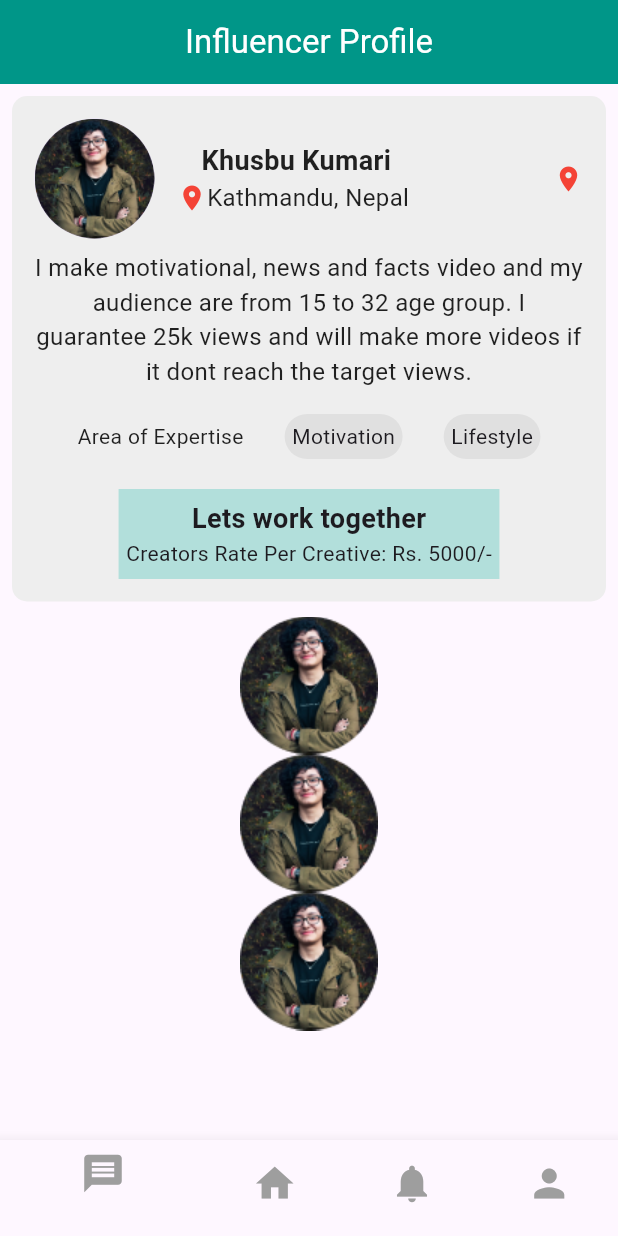
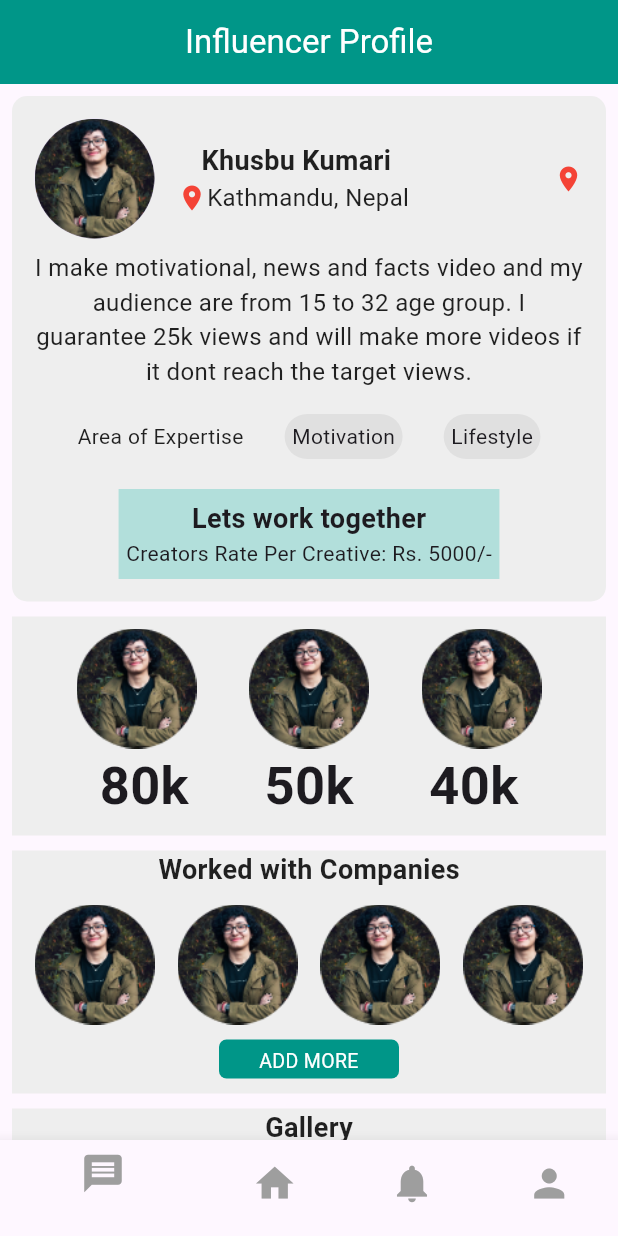
Before and after one commit to KhusbuJays01/TrendMasterApp, a Flutter app: the screen it shows after launch, on a phone screen of 412 x 824 dp. Run offline on Flutter 3.47's test engine with Material 3 defaults, Android fonts, the phone set to English and light mode, and no system bars; our stand-ins replace google_fonts.

Commit message:
influencer profile gallery draft completed

```diff
--- a/lib/pages/influencer_profile_page.dart
+++ b/lib/pages/influencer_profile_page.dart
@@ -159,16 +159,142 @@ class InfluencerProfile extends StatelessWidget {
               SizedBox(height: 10),
 
               //Social Media Details Section
-              Column(
-                crossAxisAlignment: CrossAxisAlignment.start,
-                children: [
-                  Image.asset('assets/images/profile.png'),
-                  Image.asset('assets/images/profile.png'),
-                  Image.asset('assets/images/profile.png'),
-                ],
+              Container(
+                color: Colors.grey.shade200,
+
+                child: Padding(
+                  padding: const EdgeInsets.all(8.0),
+                  child: Column(
+
+                    children: [
+                      Row(
+                        mainAxisAlignment: MainAxisAlignment.spaceEvenly,
+                        crossAxisAlignment: CrossAxisAlignment.center,
+                        children: [
+                          Image.asset('assets/images/profile.png',height: 80, width: 80),
+                          Image.asset('assets/images/profile.png',height: 80, width: 80),
+                          Image.asset('assets/images/profile.png',height: 80, width: 80),
+                        ],
+
+                      ),
+
+                      Row(
+                        mainAxisAlignment: MainAxisAlignment.spaceEvenly,
+                        crossAxisAlignment: CrossAxisAlignment.center,
+                        children: [
+                          Text("80k", style: TextStyle(fontSize: 35, fontWeight: FontWeight.bold)),
+                          Text("50k", style: TextStyle(fontSize: 35, fontWeight: FontWeight.bold)),
+                          Text("40k", style: TextStyle(fontSize: 35, fontWeight: FontWeight.bold)),
+                        ],
+                      ),
+                    ],
+                  ),
+                ),
+              ),
+              SizedBox(height: 10,),
+
+              // Worked With Companies
+              Container(
+                color: Colors.grey.shade200,
+                child: Column(
+                  children: [
+                    Text("Worked with Companies",
+                      style:TextStyle(
+                        fontSize: 18,
+                        fontWeight: FontWeight.bold,
+                        color: Colors.black87,),),
+
+                    SizedBox(height: 10,),
+                    Row(
+                      mainAxisAlignment: MainAxisAlignment.spaceEvenly,
+                      crossAxisAlignment: CrossAxisAlignment.center,
+                      children: [
+                        Image.asset('assets/images/profile.png',height: 80, width: 80),
+                        Image.asset('assets/images/profile.png',height: 80, width: 80),
+                        Image.asset('assets/images/profile.png',height: 80, width: 80),
+                        Image.asset('assets/images/profile.png',height: 80, width: 80),
+                      ],
+                    ),
+                    SizedBox(height: 10,),
+
+                    Container(
+
+                      height: 26,
+                      width: 120,
+                      decoration: BoxDecoration(
+                        borderRadius: BorderRadius.circular(5),
+                        color: Colors.teal,
+
+                      ),
+                      child: Padding(
+                        padding: const EdgeInsets.all(5.0),
+                        child: Text("ADD MORE", textAlign: TextAlign.center, style: TextStyle(fontSize: 13, color: Colors.white, )),
+                      ),
+                    ),
+                    SizedBox(height: 10,),
+                  ],
+                ),
+
+              ),
+              SizedBox(height: 10,),
 
 
-              ),
+              //Gallery
+              Container(
+                color: Colors.grey.shade200,
+                child: Column(
+                  children: [
+                    Text("Gallery",
+                      style:TextStyle(
+                        fontSize: 18,
+                        fontWeight: FontWeight.bold,
+                        color: Colors.black87,),),
+
+                    SizedBox(height: 10,),
+                    Row(
+                      mainAxisAlignment: MainAxisAlignment.spaceEvenly,
+                      crossAxisAlignment: CrossAxisAlignment.center,
+                      children: [
+                        Image.asset('assets/images/profile.png',height: 80, width: 80),
+                        Image.asset('assets/images/profile.png',height: 80, width: 80),
+                        Image.asset('assets/images/profile.png',height: 80, width: 80),
+                      ],
+                    ),
+                    SizedBox(height: 10,),
+
+                    Row(
+                      mainAxisAlignment: MainAxisAlignment.spaceEvenly,
+                      crossAxisAlignment: CrossAxisAlignment.center,
+                      children: [
+                        Image.asset('assets/images/profile.png',height: 80, width: 80),
+                        Image.asset('assets/images/profile.png',height: 80, width: 80),
+                        Image.asset('assets/images/profile.png',height: 80, width: 80),
+                      ],
+                    ),
+                    SizedBox(height: 10,),
+
+                    Container(
+
+                      height: 26,
+                      width: 120,
+                      decoration: BoxDecoration(
+                        borderRadius: BorderRadius.circular(5),
+                        color: Colors.teal,
+
+                      ),
+                      child: Padding(
+                        padding: const EdgeInsets.all(5.0),
+                        child: Text("ADD MORE", textAlign: TextAlign.center, style: TextStyle(fontSize: 13, color: Colors.white, )),
+                      ),
+                    ),
+                    SizedBox(height: 10,),
+                  ],
+                ),
+
+              )
+
+
+
 
 
 
```
